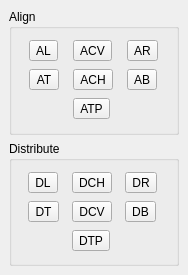
This is src/aligndock.ui in iPenguin/CrochetCharts as Qt 5 draws it before an edit. The edited form follows.
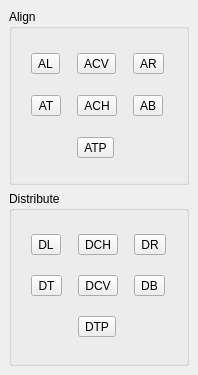
This is the edited form. Icons and pictures are not drawn.

The edit to the form file:
```diff
--- a/src/aligndock.ui
+++ b/src/aligndock.ui
@@ -6,8 +6,8 @@
    <rect>
     <x>0</x>
     <y>0</y>
-    <width>188</width>
-    <height>275</height>
+    <width>198</width>
+    <height>375</height>
    </rect>
   </property>
   <property name="windowTitle">
@@ -29,6 +29,16 @@
          <property name="text">
           <string>AL</string>
          </property>
+         <property name="icon">
+          <iconset resource="../crochet.qrc">
+           <normaloff>:/images/align_left.svg</normaloff>:/images/align_left.svg</iconset>
+         </property>
+         <property name="iconSize">
+          <size>
+           <width>24</width>
+           <height>24</height>
+          </size>
+         </property>
         </widget>
        </item>
        <item row="0" column="2">
@@ -39,6 +49,16 @@
          <property name="text">
           <string>AR</string>
          </property>
+         <property name="icon">
+          <iconset resource="../crochet.qrc">
+           <normaloff>:/images/align_right.svg</normaloff>:/images/align_right.svg</iconset>
+         </property>
+         <property name="iconSize">
+          <size>
+           <width>24</width>
+           <height>24</height>
+          </size>
+         </property>
         </widget>
        </item>
        <item row="1" column="0">
@@ -49,6 +69,16 @@
          <property name="text">
           <string>AT</string>
          </property>
+         <property name="icon">
+          <iconset resource="../crochet.qrc">
+           <normaloff>:/images/align_top.svg</normaloff>:/images/align_top.svg</iconset>
+         </property>
+         <property name="iconSize">
+          <size>
+           <width>24</width>
+           <height>24</height>
+          </size>
+         </property>
         </widget>
        </item>
        <item row="1" column="2">
@@ -59,6 +89,16 @@
          <property name="text">
           <string>AB</string>
          </property>
+         <property name="icon">
+          <iconset resource="../crochet.qrc">
+           <normaloff>:/images/align_bottom.svg</normaloff>:/images/align_bottom.svg</iconset>
+         </property>
+         <property name="iconSize">
+          <size>
+           <width>24</width>
+           <height>24</height>
+          </size>
+         </property>
         </widget>
        </item>
        <item row="1" column="1">
@@ -69,6 +109,16 @@
          <property name="text">
           <string>ACH</string>
          </property>
+         <property name="icon">
+          <iconset resource="../crochet.qrc">
+           <normaloff>:/images/align_center_h.svg</normaloff>:/images/align_center_h.svg</iconset>
+         </property>
+         <property name="iconSize">
+          <size>
+           <width>24</width>
+           <height>24</height>
+          </size>
+         </property>
         </widget>
        </item>
        <item row="0" column="1">
@@ -79,6 +129,16 @@
          <property name="text">
           <string>ACV</string>
          </property>
+         <property name="icon">
+          <iconset resource="../crochet.qrc">
+           <normaloff>:/images/align_center_v.svg</normaloff>:/images/align_center_v.svg</iconset>
+         </property>
+         <property name="iconSize">
+          <size>
+           <width>24</width>
+           <height>24</height>
+          </size>
+         </property>
         </widget>
        </item>
        <item row="2" column="1">
@@ -89,6 +149,16 @@
          <property name="text">
           <string>ATP</string>
          </property>
+         <property name="icon">
+          <iconset resource="../crochet.qrc">
+           <normaloff>:/images/align_path.svg</normaloff>:/images/align_path.svg</iconset>
+         </property>
+         <property name="iconSize">
+          <size>
+           <width>24</width>
+           <height>24</height>
+          </size>
+         </property>
         </widget>
        </item>
       </layout>
@@ -108,6 +178,16 @@
          <property name="text">
           <string>DL</string>
          </property>
+         <property name="icon">
+          <iconset resource="../crochet.qrc">
+           <normaloff>:/images/distribute_left.svg</normaloff>:/images/distribute_left.svg</iconset>
+         </property>
+         <property name="iconSize">
+          <size>
+           <width>24</width>
+           <height>24</height>
+          </size>
+         </property>
         </widget>
        </item>
        <item row="0" column="2">
@@ -118,6 +198,16 @@
          <property name="text">
           <string>DR</string>
          </property>
+         <property name="icon">
+          <iconset resource="../crochet.qrc">
+           <normaloff>:/images/distribute_right.svg</normaloff>:/images/distribute_right.svg</iconset>
+         </property>
+         <property name="iconSize">
+          <size>
+           <width>24</width>
+           <height>24</height>
+          </size>
+         </property>
         </widget>
        </item>
        <item row="1" column="0">
@@ -128,6 +218,16 @@
          <property name="text">
           <string>DT</string>
          </property>
+         <property name="icon">
+          <iconset resource="../crochet.qrc">
+           <normaloff>:/images/distribute_top.svg</normaloff>:/images/distribute_top.svg</iconset>
+         </property>
+         <property name="iconSize">
+          <size>
+           <width>24</width>
+           <height>24</height>
+          </size>
+         </property>
         </widget>
        </item>
        <item row="1" column="2">
@@ -138,6 +238,16 @@
          <property name="text">
           <string>DB</string>
          </property>
+         <property name="icon">
+          <iconset resource="../crochet.qrc">
+           <normaloff>:/images/distribute_bottom.svg</normaloff>:/images/distribute_bottom.svg</iconset>
+         </property>
+         <property name="iconSize">
+          <size>
+           <width>24</width>
+           <height>24</height>
+          </size>
+         </property>
         </widget>
        </item>
        <item row="2" column="1">
@@ -148,6 +258,16 @@
          <property name="text">
           <string>DTP</string>
          </property>
+         <property name="icon">
+          <iconset resource="../crochet.qrc">
+           <normaloff>:/images/distribute_path.svg</normaloff>:/images/distribute_path.svg</iconset>
+         </property>
+         <property name="iconSize">
+          <size>
+           <width>24</width>
+           <height>24</height>
+          </size>
+         </property>
         </widget>
        </item>
        <item row="0" column="1">
@@ -158,6 +278,16 @@
          <property name="text">
           <string>DCH</string>
          </property>
+         <property name="icon">
+          <iconset resource="../crochet.qrc">
+           <normaloff>:/images/distribute_center_h.svg</normaloff>:/images/distribute_center_h.svg</iconset>
+         </property>
+         <property name="iconSize">
+          <size>
+           <width>24</width>
+           <height>24</height>
+          </size>
+         </property>
         </widget>
        </item>
        <item row="1" column="1">
@@ -168,6 +298,16 @@
          <property name="text">
           <string>DCV</string>
          </property>
+         <property name="icon">
+          <iconset resource="../crochet.qrc">
+           <normaloff>:/images/distribute_center_v.svg</normaloff>:/images/distribute_center_v.svg</iconset>
+         </property>
+         <property name="iconSize">
+          <size>
+           <width>24</width>
+           <height>24</height>
+          </size>
+         </property>
         </widget>
        </item>
       </layout>
```
Left out of the diff: 8 changed lines with no effect on the pictures.
